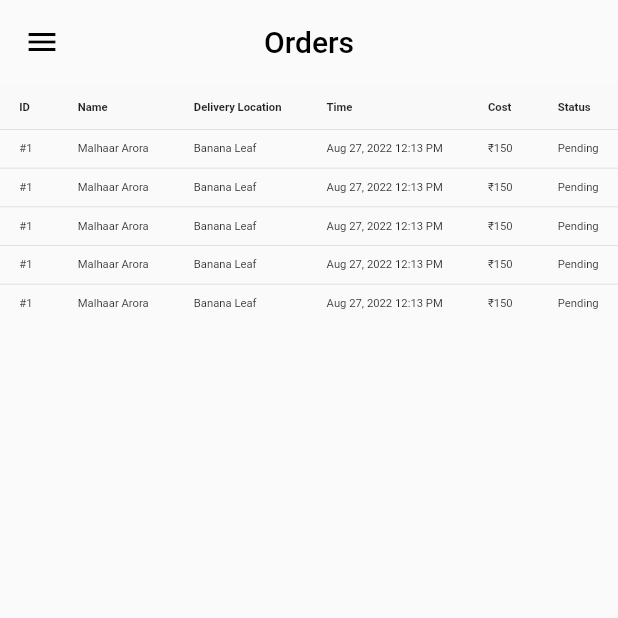
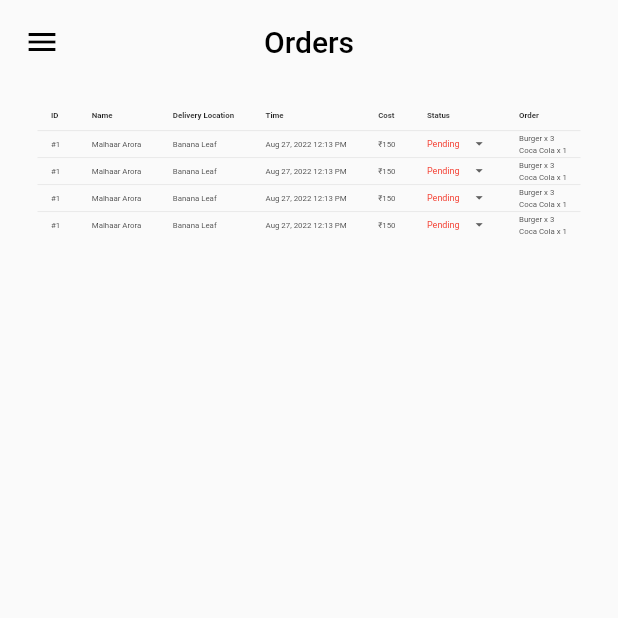
Before and after one commit to malhaar2002/flavour-leaf-admin, a Flutter app: the screen it shows after launch, on a phone screen of 412 x 824 dp, the top half of it. Run offline on Flutter 3.47's test engine with Material 2 defaults, Android fonts, the phone set to English and light mode, and no system bars.

Commit message:
Orders table layout created

```diff
--- a/lib/main.dart
+++ b/lib/main.dart
@@ -10,9 +10,12 @@ class Home extends StatelessWidget {
 
   @override
   Widget build(BuildContext context) {
-    return const MaterialApp(
+    return MaterialApp(
+      theme: ThemeData(
+        primarySwatch: Colors.red,
+      ),
       debugShowCheckedModeBanner: false,
-      home: Orders(),
+      home: const Orders(),
     );
   }
 }
--- a/lib/screens/orders.dart
+++ b/lib/screens/orders.dart
@@ -1,8 +1,23 @@
 import 'package:flutter/material.dart';
 import 'package:ticci_web/widgets/sidemenu.dart';
+import 'package:ticci_web/widgets/statusdropdown.dart';
 
 class Orders extends StatelessWidget {
   const Orders({super.key});
+
+  Color _getDataRowColor(Set<MaterialState> states) {
+    const Set<MaterialState> interactiveStates = <MaterialState>{
+      MaterialState.pressed,
+      MaterialState.hovered,
+      MaterialState.focused,
+    };
+
+    if (states.any(interactiveStates.contains)) {
+      return const Color(0xFF0046FE);
+    }
+    //return Colors.green; // Use the default value.
+    return Colors.transparent;
+  }
 
   @override
   Widget build(BuildContext context) {
@@ -20,15 +35,15 @@ class Orders extends StatelessWidget {
         iconTheme: const IconThemeData(color: Colors.black),
       ),
       drawer: const SideMenu(),
-      body: SingleChildScrollView(
+      body: Padding(
+        padding: const EdgeInsets.symmetric(horizontal: 25, vertical: 10),
+        child: SingleChildScrollView(
           child: Row(
             children: [
               Expanded(
                 child: FittedBox(
                   child: DataTable(
-                  headingRowColor: MaterialStateProperty.resolveWith(
-                    (states) => const Color(0xFFF9F9F9),
-                  ),
+                    showCheckboxColumn: false,
                     headingTextStyle: const TextStyle(
                       fontWeight: FontWeight.bold,
                     ),
@@ -39,48 +54,93 @@ class Orders extends StatelessWidget {
                       DataColumn(label: Text('Time')),
                       DataColumn(label: Text('Cost')),
                       DataColumn(label: Text('Status')),
+                      DataColumn(label: Text('Order')),
                     ],
-                  rows: const [
-                    DataRow(cells: [
-                      DataCell(Text('#1')),
-                      DataCell(Text('Malhaar Arora')),
-                      DataCell(Text('Banana Leaf')),
-                      DataCell(Text('Aug 27, 2022 12:13 PM')),
-                      DataCell(Text('₹150')),
-                      DataCell(Text('Pending')),
-                    ]),
-                    DataRow(cells: [
-                      DataCell(Text('#1')),
-                      DataCell(Text('Malhaar Arora')),
-                      DataCell(Text('Banana Leaf')),
-                      DataCell(Text('Aug 27, 2022 12:13 PM')),
-                      DataCell(Text('₹150')),
-                      DataCell(Text('Pending')),
-                    ]),
-                    DataRow(cells: [
-                      DataCell(Text('#1')),
-                      DataCell(Text('Malhaar Arora')),
-                      DataCell(Text('Banana Leaf')),
-                      DataCell(Text('Aug 27, 2022 12:13 PM')),
-                      DataCell(Text('₹150')),
-                      DataCell(Text('Pending')),
-                    ]),
-                    DataRow(cells: [
-                      DataCell(Text('#1')),
-                      DataCell(Text('Malhaar Arora')),
-                      DataCell(Text('Banana Leaf')),
-                      DataCell(Text('Aug 27, 2022 12:13 PM')),
-                      DataCell(Text('₹150')),
-                      DataCell(Text('Pending')),
-                    ]),
-                    DataRow(cells: [
-                      DataCell(Text('#1')),
-                      DataCell(Text('Malhaar Arora')),
-                      DataCell(Text('Banana Leaf')),
-                      DataCell(Text('Aug 27, 2022 12:13 PM')),
-                      DataCell(Text('₹150')),
-                      DataCell(Text('Pending')),
-                    ]),
+                    rows: [
+                      DataRow(
+                        onSelectChanged: (value) => print("I was selected"),
+                        cells: [
+                          const DataCell(Text('#1')),
+                          const DataCell(Text('Malhaar Arora')),
+                          const DataCell(Text('Banana Leaf')),
+                          const DataCell(Text('Aug 27, 2022 12:13 PM')),
+                          const DataCell(Text('₹150')),
+                          const DataCell(StatusDropdown()),
+                          DataCell(
+                            Column(
+                              mainAxisAlignment: MainAxisAlignment.spaceEvenly,
+                              crossAxisAlignment: CrossAxisAlignment.start,
+                              children: const [
+                                Text('Burger x 3'),
+                                Text('Coca Cola x 1'),
+                              ],
+                            ),
+                          ),
+                        ],
+                      ),
+                      DataRow(
+                        onSelectChanged: (value) => print("I was selected"),
+                        cells: [
+                          const DataCell(Text('#1')),
+                          const DataCell(Text('Malhaar Arora')),
+                          const DataCell(Text('Banana Leaf')),
+                          const DataCell(Text('Aug 27, 2022 12:13 PM')),
+                          const DataCell(Text('₹150')),
+                          const DataCell(StatusDropdown()),
+                          DataCell(
+                            Column(
+                              mainAxisAlignment: MainAxisAlignment.spaceEvenly,
+                              crossAxisAlignment: CrossAxisAlignment.start,
+                              children: const [
+                                Text('Burger x 3'),
+                                Text('Coca Cola x 1'),
+                              ],
+                            ),
+                          ),
+                        ],
+                      ),
+                      DataRow(
+                        onSelectChanged: (value) => print("I was selected"),
+                        cells: [
+                          const DataCell(Text('#1')),
+                          const DataCell(Text('Malhaar Arora')),
+                          const DataCell(Text('Banana Leaf')),
+                          const DataCell(Text('Aug 27, 2022 12:13 PM')),
+                          const DataCell(Text('₹150')),
+                          const DataCell(StatusDropdown()),
+                          DataCell(
+                            Column(
+                              mainAxisAlignment: MainAxisAlignment.spaceEvenly,
+                              crossAxisAlignment: CrossAxisAlignment.start,
+                              children: const [
+                                Text('Burger x 3'),
+                                Text('Coca Cola x 1'),
+                              ],
+                            ),
+                          ),
+                        ],
+                      ),
+                      DataRow(
+                        onSelectChanged: (value) => print("I was selected"),
+                        cells: [
+                          const DataCell(Text('#1')),
+                          const DataCell(Text('Malhaar Arora')),
+                          const DataCell(Text('Banana Leaf')),
+                          const DataCell(Text('Aug 27, 2022 12:13 PM')),
+                          const DataCell(Text('₹150')),
+                          const DataCell(StatusDropdown()),
+                          DataCell(
+                            Column(
+                              mainAxisAlignment: MainAxisAlignment.spaceEvenly,
+                              crossAxisAlignment: CrossAxisAlignment.start,
+                              children: const [
+                                Text('Burger x 3'),
+                                Text('Coca Cola x 1'),
+                              ],
+                            ),
+                          ),
+                        ],
+                      ),
                     ],
                   ),
                 ),
@@ -88,6 +148,7 @@ class Orders extends StatelessWidget {
             ],
           ),
         ),
+      ),
     );
   }
 }
--- a/lib/widgets/sidemenu.dart
+++ b/lib/widgets/sidemenu.dart
@@ -8,7 +8,6 @@ class SideMenu extends StatelessWidget {
   @override
   Widget build(BuildContext context) {
     return Drawer(
-      backgroundColor: const Color(0xFF0046FE),
       child: ListView(
         padding: EdgeInsets.zero,
         children: [
@@ -17,7 +16,6 @@ class SideMenu extends StatelessWidget {
               child: Text(
                 'Flavour Leaf',
                 style: TextStyle(
-                  color: Colors.white,
                   fontSize: 24,
                   fontWeight: FontWeight.w600,
                 ),
@@ -25,7 +23,6 @@ class SideMenu extends StatelessWidget {
               ),
             ),
           ListTile(
-            textColor: Colors.white,
             title: const Text('Dashboard'),
             onTap: () {
               Navigator.pop(context);
@@ -33,7 +30,6 @@ class SideMenu extends StatelessWidget {
           ),
           const SizedBox(height: 20),
           ListTile(
-            textColor: Colors.white,
             title: const Text('Orders'),
             onTap: () {
               Navigator.pop(context);
@@ -41,7 +37,6 @@ class SideMenu extends StatelessWidget {
           ),
           const SizedBox(height: 20),
           ListTile(
-            textColor: Colors.white,
             title: const Text('Categories'),
             onTap: () {
               Navigator.pop(context);
@@ -49,7 +44,6 @@ class SideMenu extends StatelessWidget {
           ),
           const SizedBox(height: 20),
           ListTile(
-            textColor: Colors.white,
             title: const Text('Food'),
             onTap: () {
               Navigator.pop(context);
--- /dev/null
+++ b/lib/widgets/statusdropdown.dart
@@ -0,0 +1,39 @@
+import 'package:flutter/material.dart';
+
+String _dropDownValue = 'Pending';
+
+class StatusDropdown extends StatefulWidget {
+  const StatusDropdown({super.key});
+
+  @override
+  State<StatusDropdown> createState() => _StatusDropdownState();
+}
+
+class _StatusDropdownState extends State<StatusDropdown> {
+  @override
+  Widget build(BuildContext context) {
+    return DropdownButton(
+      hint: Text(
+        _dropDownValue,
+        style: TextStyle(color: _dropDownValue == "Completed" ? Colors.green : Colors.red),
+      ),
+      isExpanded: true,
+      iconSize: 30.0,
+      items: ['Pending', 'Completed'].map(
+        (val) {
+          return DropdownMenuItem<String>(
+            value: val,
+            child: Text(val),
+          );
+        },
+      ).toList(),
+      onChanged: (val) {
+        setState(
+          () {
+            _dropDownValue = val!;
+          },
+        );
+      },
+    );
+  }
+}
```
Lines whose indentation alone changed are shown as unchanged.
